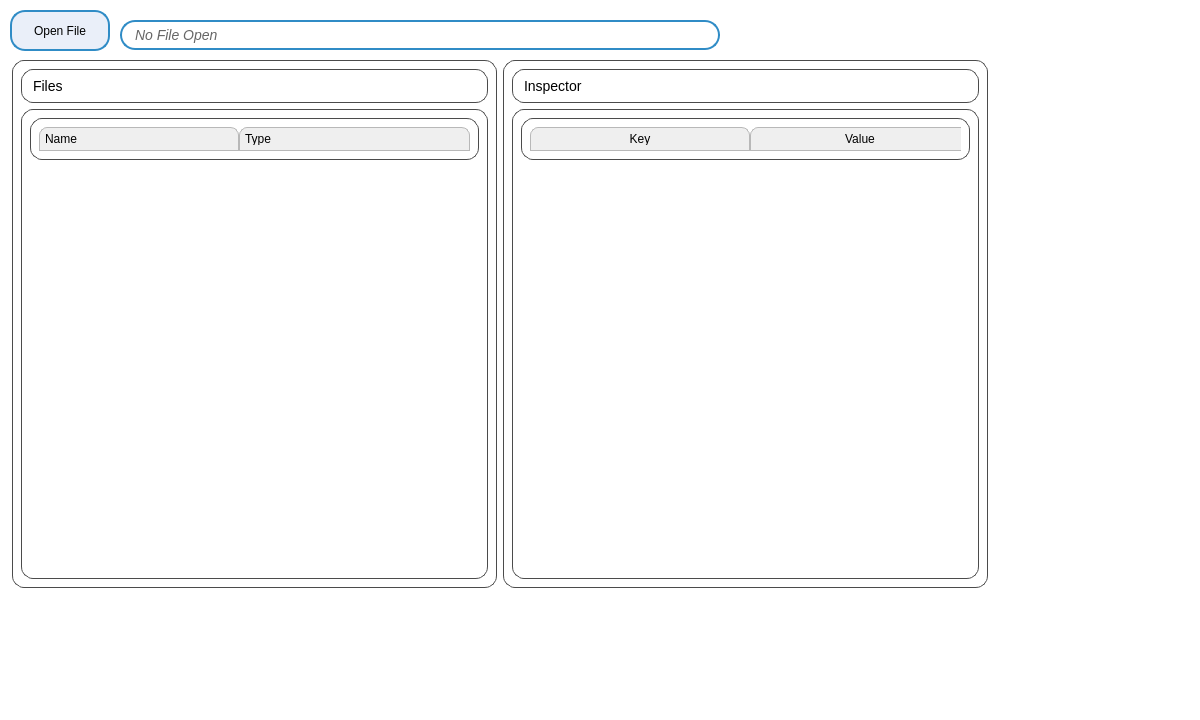
Above: ui/mainwindow.ui from squairdev/OpenPoster before the change. Below: the same form after it.
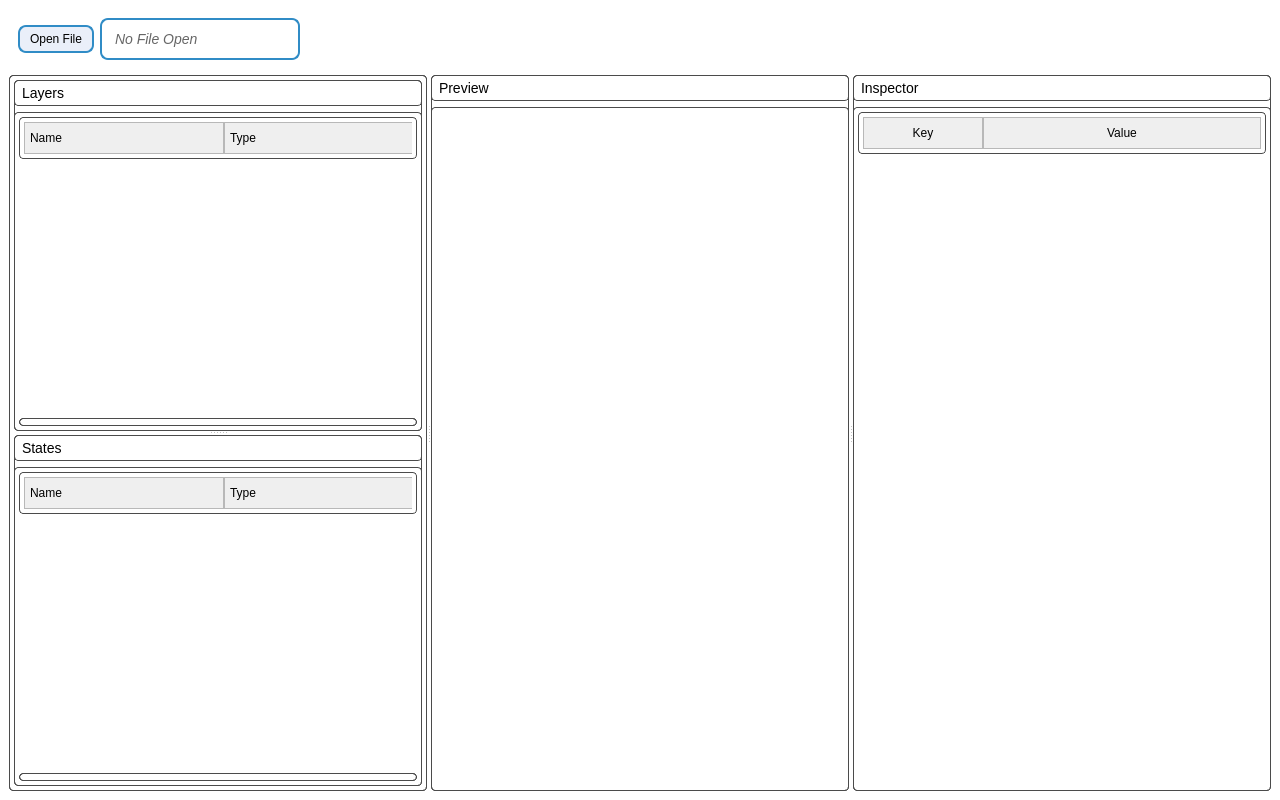
That is the form after the change. Custom widgets are drawn as their Qt base class.

Commit message: Added states section and ability to edit layers in the preview section temporarily.

Patch:
```diff
--- a/ui/mainwindow.ui
+++ b/ui/mainwindow.ui
@@ -6,12 +6,11 @@
    <rect>
     <x>0</x>
     <y>0</y>
-    <width>1200</width>
-    <height>720</height>
+    <width>1280</width>
+    <height>800</height>
    </rect>
   </property>
   <property name="sizePolicy">
-   <!-- <sizepolicy hsizetype="Fixed" vsizetype="Fixed"> -->
    <sizepolicy hsizetype="Expanding" vsizetype="Expanding">
     <horstretch>0</horstretch>
     <verstretch>0</verstretch>
@@ -19,16 +18,10 @@
   </property>
   <property name="minimumSize">
    <size>
-    <width>1200</width>
-    <height>720</height>
+    <width>1280</width>
+    <height>800</height>
    </size>
   </property>
-  <!-- <property name="maximumSize">
-   <size>
-    <width>1000</width>
-    <height>600</height>
-   </size>
-  </property> -->
   <property name="palette">
    <palette>
     <active>
@@ -42,7 +35,7 @@
       </brush>
      </colorrole>
      <colorrole role="Button">
-      <brush brushstyle="SolidPattern">
+      <brush brushstyle="SolidPattern"> 
        <color alpha="0">
         <red>0</red>
         <green>0</green>
@@ -244,7 +237,7 @@
 
 QWidget [cls=central] {
     background-color: palette(base);
-	border-radius: 12px;
+	border-radius: 0px;
 	border: 1px solid palette(mid);
 }
 
@@ -261,7 +254,7 @@
 	icon-size: 16px;
 	padding-left: 10px;
 	padding-right: 10px;
-	border-radius: 12px;
+	border-radius: 8px;
 }
 
 QToolButton[cls=sidebarBtn] {
@@ -282,13 +275,11 @@
 QCheckBox {
 	spacing: 8px;
 	font-size: 14px;
-	border-radius: 8px;
 }
 
 QRadioButton {
 	spacing: 8px;
 	font-size: 14px;
-	border-radius: 8px;
 }
 
 QLineEdit {
@@ -310,7 +301,7 @@
 
 QScrollBar::handle {
     background: palette(mid);
-    border-radius: 5px;
+    border-radius: 4px;
 }
 
 QScrollBar::handle:pressed {
@@ -330,14 +321,14 @@
 QSlider::groove:horizontal {
     background-color: palette(mid);
     height: 4px;
-	border-radius: 3px;
+	border-radius: 2px;
 }
 
 QSlider::handle:horizontal {
     background-color: palette(dark);
-    width: 12px;
+    width: 8px;
     margin: -8px 0;
-    border-radius: 6px;
+    border-radius: 4px;
 }
 
 QSlider::handle:horizontal:pressed {
@@ -361,12 +352,6 @@
     border: none;
     selection-background-color: palette(highlight);
     selection-color: palette(highlighted-text);
-    border-radius: 8px;
-}
-
-QTableView QHeaderView::section, QTreeView QHeaderView::section {
-    border-top-left-radius: 8px;
-    border-top-right-radius: 8px;
 }
 
 QTreeView::item {
@@ -375,295 +360,296 @@
 }
 
 QPushButton, QLabel[clickable="true"] {
-    border-radius: 12px;
+    border-radius: 6px;
     padding: 5px 10px;
 }
 </string>
   </property>
   <widget class="QWidget" name="centralwidget">
-   <property name="palette">
-    <palette>
-     <active>
-      <colorrole role="WindowText">
-       <brush brushstyle="SolidPattern">
-        <color alpha="255">
-         <red>255</red>
-         <green>255</green>
-         <blue>255</blue>
-        </color>
-       </brush>
-      </colorrole>
-      <colorrole role="Button">
-       <brush brushstyle="SolidPattern">
-        <color alpha="0">
-         <red>0</red>
-         <green>0</green>
-         <blue>0</blue>
-        </color>
-       </brush>
-      </colorrole>
-      <colorrole role="Text">
-       <brush brushstyle="SolidPattern">
-        <color alpha="255">
-         <red>255</red>
-         <green>255</green>
-         <blue>255</blue>
-        </color>
-       </brush>
-      </colorrole>
-      <colorrole role="ButtonText">
-       <brush brushstyle="SolidPattern">
-        <color alpha="255">
-         <red>255</red>
-         <green>255</green>
-         <blue>255</blue>
-        </color>
-       </brush>
-      </colorrole>
-      <colorrole role="Base">
-       <brush brushstyle="SolidPattern">
-        <color alpha="0">
-         <red>0</red>
-         <green>0</green>
-         <blue>0</blue>
-        </color>
-       </brush>
-      </colorrole>
-      <colorrole role="Window">
-       <brush brushstyle="SolidPattern">
-        <color alpha="0">
-         <red>0</red>
-         <green>0</green>
-         <blue>0</blue>
-        </color>
-       </brush>
-      </colorrole>
-      <colorrole role="PlaceholderText">
-       <brush brushstyle="SolidPattern">
-        <color alpha="128">
-         <red>255</red>
-         <green>255</green>
-         <blue>255</blue>
-        </color>
-       </brush>
-      </colorrole>
-     </active>
-     <inactive>
-      <colorrole role="WindowText">
-       <brush brushstyle="SolidPattern">
-        <color alpha="255">
-         <red>255</red>
-         <green>255</green>
-         <blue>255</blue>
-        </color>
-       </brush>
-      </colorrole>
-      <colorrole role="Button">
-       <brush brushstyle="SolidPattern">
-        <color alpha="0">
-         <red>0</red>
-         <green>0</green>
-         <blue>0</blue>
-        </color>
-       </brush>
-      </colorrole>
-      <colorrole role="Text">
-       <brush brushstyle="SolidPattern">
-        <color alpha="255">
-         <red>255</red>
-         <green>255</green>
-         <blue>255</blue>
-        </color>
-       </brush>
-      </colorrole>
-      <colorrole role="ButtonText">
-       <brush brushstyle="SolidPattern">
-        <color alpha="255">
-         <red>255</red>
-         <green>255</green>
-         <blue>255</blue>
-        </color>
-       </brush>
-      </colorrole>
-      <colorrole role="Base">
-       <brush brushstyle="SolidPattern">
-        <color alpha="0">
-         <red>0</red>
-         <green>0</green>
-         <blue>0</blue>
-        </color>
-       </brush>
-      </colorrole>
-      <colorrole role="Window">
-       <brush brushstyle="SolidPattern">
-        <color alpha="0">
-         <red>0</red>
-         <green>0</green>
-         <blue>0</blue>
-        </color>
-       </brush>
-      </colorrole>
-      <colorrole role="PlaceholderText">
-       <brush brushstyle="SolidPattern">
-        <color alpha="128">
-         <red>255</red>
-         <green>255</green>
-         <blue>255</blue>
-        </color>
-       </brush>
-      </colorrole>
-     </inactive>
-     <disabled>
-      <colorrole role="WindowText">
-       <brush brushstyle="SolidPattern">
-        <color alpha="255">
-         <red>255</red>
-         <green>255</green>
-         <blue>255</blue>
-        </color>
-       </brush>
-      </colorrole>
-      <colorrole role="Button">
-       <brush brushstyle="SolidPattern">
-        <color alpha="0">
-         <red>0</red>
-         <green>0</green>
-         <blue>0</blue>
-        </color>
-       </brush>
-      </colorrole>
-      <colorrole role="Text">
-       <brush brushstyle="SolidPattern">
-        <color alpha="255">
-         <red>255</red>
-         <green>255</green>
-         <blue>255</blue>
-        </color>
-       </brush>
-      </colorrole>
-      <colorrole role="ButtonText">
-       <brush brushstyle="SolidPattern">
-        <color alpha="255">
-         <red>255</red>
-         <green>255</green>
-         <blue>255</blue>
-        </color>
-       </brush>
-      </colorrole>
-      <colorrole role="Base">
-       <brush brushstyle="SolidPattern">
-        <color alpha="0">
-         <red>0</red>
-         <green>0</green>
-         <blue>0</blue>
-        </color>
-       </brush>
-      </colorrole>
-      <colorrole role="Window">
-       <brush brushstyle="SolidPattern">
-        <color alpha="0">
-         <red>0</red>
-         <green>0</green>
-         <blue>0</blue>
-        </color>
-       </brush>
-      </colorrole>
-      <colorrole role="PlaceholderText">
-       <brush brushstyle="SolidPattern">
-        <color alpha="128">
-         <red>255</red>
-         <green>255</green>
-         <blue>255</blue>
-        </color>
-       </brush>
-      </colorrole>
-     </disabled>
-    </palette>
+   <property name="sizePolicy">
+    <sizepolicy hsizetype="Expanding" vsizetype="Expanding">
+     <horstretch>0</horstretch>
+     <verstretch>0</verstretch>
+    </sizepolicy>
    </property>
-   <widget class="QWidget" name="body" native="true">
-    <property name="geometry">
-     <rect>
-      <x>12</x>
-      <y>60</y>
-      <width>976</width>
-      <height>528</height>
-     </rect>
-    </property>
-    <property name="minimumSize">
-     <size>
-      <width>0</width>
-      <height>0</height>
-     </size>
-    </property>
-    <layout class="QHBoxLayout" name="horizontalLayout">
-     <item>
-      <widget class="QWidget" name="filesWidget" native="true">
+   <layout class="QVBoxLayout" name="verticalLayout">
+    <item>
+     <widget class="QWidget" name="headerWidget" native="true">
+      <property name="maximumSize">
+       <size>
+        <width>16777215</width>
+        <height>60</height>
+       </size>
+      </property>
+      <layout class="QHBoxLayout" name="horizontalLayout_header">
+       <item>
+        <widget class="QPushButton" name="openFile">
+         <property name="autoFillBackground">
+          <bool>true</bool>
+         </property>
+         <property name="styleSheet">
+          <string notr="true">QPushButton {
+  border: 1.5px solid palette(highlight);
+  border-radius: 8px;
+  padding: 5px 10px;
+  background-color: rgba(80, 120, 200, 30);
+}
+QPushButton:pressed {
+  background-color: rgba(60, 100, 180, 120);
+}</string>
+         </property>
+         <property name="text">
+          <string>Open File</string>
+         </property>
+        </widget>
+       </item>
+       <item>
+        <widget class="QLabel" name="filename">
+         <property name="minimumSize">
+          <size>
+           <width>200</width>
+           <height>30</height>
+          </size>
+         </property>
+         <property name="styleSheet">
+          <string notr="true">border: 1.5px solid palette(highlight); border-radius: 8px; padding: 5px 10px; color: #666666; font-style: italic;</string>
+         </property>
+         <property name="text">
+          <string>No File Open</string>
+         </property>
+         <property name="cursor">
+          <cursorShape>PointingHandCursor</cursorShape>
+         </property>
+        </widget>
+       </item>
+       <item>
+        <spacer name="horizontalSpacer">
+         <property name="orientation">
+          <enum>Qt::Horizontal</enum>
+         </property>
+         <property name="sizeHint" stdset="0">
+          <size>
+           <width>40</width>
+           <height>20</height>
+          </size>
+         </property>
+        </spacer>
+       </item>
+      </layout>
+     </widget>
+    </item>
+    <item>
+     <widget class="QSplitter" name="mainSplitter">
+      <property name="orientation">
+       <enum>Qt::Horizontal</enum>
+      </property>
+      <widget class="QWidget" name="layersWidget" native="true">
+       <property name="minimumSize">
+        <size>
+         <width>250</width>
+         <height>0</height>
+        </size>
+       </property>
        <property name="styleSheet">
-        <string notr="true">border: 1px solid #4B4B4B; border-radius: 12px; padding: 8px;</string>
+        <string notr="true">border: 1px solid #4B4B4B; border-radius: 4px; padding: 4px;</string>
        </property>
-       <layout class="QVBoxLayout" name="filesLayout">
+       <layout class="QVBoxLayout" name="layersLayout">
+        <property name="spacing">
+         <number>0</number>
+        </property>
+        <property name="leftMargin">
+         <number>0</number>
+        </property>
+        <property name="topMargin">
+         <number>0</number>
+        </property>
+        <property name="rightMargin">
+         <number>0</number>
+        </property>
+        <property name="bottomMargin">
+         <number>0</number>
+        </property>
         <item>
-         <widget class="QLabel" name="filesLabel">
+         <widget class="QSplitter" name="layersSplitter">
+          <property name="orientation">
+           <enum>Qt::Vertical</enum>
+          </property>
+          <widget class="QWidget" name="layersSection" native="true">
+           <layout class="QVBoxLayout" name="layersSectionLayout">
+            <item>
+             <widget class="QLabel" name="layersLabel">
+              <property name="text">
+               <string>Layers</string>
+              </property>
+             </widget>
+            </item>
+            <item>
+             <widget class="QTreeWidget" name="treeWidget">
+              <property name="columnCount">
+               <number>3</number>
+              </property>
+              <property name="iconSize">
+               <size>
+                <width>24</width>
+                <height>24</height>
+               </size>
+              </property>
+              <property name="indentation">
+               <number>20</number>
+              </property>
+              <property name="uniformRowHeights">
+               <bool>true</bool>
+              </property>
+              <attribute name="headerVisible">
+               <bool>true</bool>
+              </attribute>
+              <attribute name="headerDefaultSectionSize">
+               <number>200</number>
+              </attribute>
+              <attribute name="headerMinimumSectionSize">
+               <number>100</number>
+              </attribute>
+              <attribute name="headerHighlightSections">
+               <bool>true</bool>
+              </attribute>
+              <attribute name="headerStretchLastSection">
+               <bool>true</bool>
+              </attribute>
+              <column>
+               <property name="text">
+                <string>Name</string>
+               </property>
+              </column>
+              <column>
+               <property name="text">
+                <string>Type</string>
+               </property>
+              </column>
+              <column>
+               <property name="text">
+                <string>ID</string>
+               </property>
+              </column>
+             </widget>
+            </item>
+           </layout>
+          </widget>
+          <widget class="QWidget" name="statesSection" native="true">
+           <layout class="QVBoxLayout" name="statesSectionLayout">
+            <item>
+             <widget class="QLabel" name="statesLabel">
+              <property name="text">
+               <string>States</string>
+              </property>
+             </widget>
+            </item>
+            <item>
+             <widget class="QTreeWidget" name="statesTreeWidget">
+              <property name="columnCount">
+               <number>3</number>
+              </property>
+              <property name="iconSize">
+               <size>
+                <width>24</width>
+                <height>24</height>
+               </size>
+              </property>
+              <property name="indentation">
+               <number>20</number>
+              </property>
+              <property name="uniformRowHeights">
+               <bool>true</bool>
+              </property>
+              <attribute name="headerVisible">
+               <bool>true</bool>
+              </attribute>
+              <attribute name="headerDefaultSectionSize">
+               <number>200</number>
+              </attribute>
+              <attribute name="headerMinimumSectionSize">
+               <number>100</number>
+              </attribute>
+              <attribute name="headerHighlightSections">
+               <bool>true</bool>
+              </attribute>
+              <attribute name="headerStretchLastSection">
+               <bool>true</bool>
+              </attribute>
+              <column>
+               <property name="text">
+                <string>Name</string>
+               </property>
+              </column>
+              <column>
+               <property name="text">
+                <string>Type</string>
+               </property>
+              </column>
+              <column>
+               <property name="text">
+                <string>Value</string>
+               </property>
+              </column>
+             </widget>
+            </item>
+           </layout>
+          </widget>
+         </widget>
+        </item>
+       </layout>
+      </widget>
+      <widget class="QWidget" name="previewWidget" native="true">
+       <property name="minimumSize">
+        <size>
+         <width>400</width>
+         <height>0</height>
+        </size>
+       </property>
+       <property name="styleSheet">
+        <string notr="true">border: 1px solid #4B4B4B; border-radius: 4px; padding: 4px;</string>
+       </property>
+       <layout class="QVBoxLayout" name="previewLayout">
+        <item>
+         <widget class="QLabel" name="previewLabel">
           <property name="text">
-           <string>Files</string>
+           <string>Preview</string>
           </property>
          </widget>
         </item>
         <item>
-         <widget class="QTreeWidget" name="treeWidget">
-          <property name="columnCount">
-           <number>2</number>
+         <widget class="CustomGraphicsView" name="graphicsView">
+          <property name="objectName">
+           <string>graphicsView</string>
           </property>
-          <attribute name="headerVisible">
-           <bool>true</bool>
-          </attribute>
-          <attribute name="headerDefaultSectionSize">
-           <number>200</number>
-          </attribute>
-          <attribute name="headerMinimumSectionSize">
-           <number>100</number>
-          </attribute>
-          <attribute name="headerStretchLastSection">
-           <bool>true</bool>
-          </attribute>
-          <attribute name="headerHighlightSections">
-           <bool>true</bool>
-          </attribute>
-          <property name="iconSize">
-           <size>
-            <width>24</width>
-            <height>24</height>
-           </size>
+          <property name="renderHints">
+           <set>QPainter::Antialiasing|QPainter::SmoothPixmapTransform</set>
           </property>
-          <property name="indentation">
-           <number>20</number>
+          <property name="transformationAnchor">
+           <enum>QGraphicsView::AnchorUnderMouse</enum>
           </property>
-          <property name="uniformRowHeights">
-           <bool>true</bool>
+          <property name="resizeAnchor">
+           <enum>QGraphicsView::AnchorUnderMouse</enum>
           </property>
-          <column>
-           <property name="text">
-            <string>Name</string>
-           </property>
-          </column>
-          <column>
-           <property name="text">
-            <string>Type</string>
-           </property>
-          </column>
+          <property name="viewportUpdateMode">
+           <enum>QGraphicsView::FullViewportUpdate</enum>
+          </property>
          </widget>
         </item>
        </layout>
       </widget>
-     </item>
-     <item>
-      <widget class="QWidget" name="verticalWidget" native="true">
+      <widget class="QWidget" name="inspectorWidget" native="true">
+       <property name="minimumSize">
+        <size>
+         <width>250</width>
+         <height>0</height>
+        </size>
+       </property>
        <property name="styleSheet">
-        <string notr="true">border: 1px solid #4B4B4B; border-radius: 12px; padding: 8px;</string>
+        <string notr="true">border: 1px solid #4B4B4B; border-radius: 4px; padding: 4px;</string>
        </property>
-       <layout class="QVBoxLayout" name="verticalLayout">
+       <layout class="QVBoxLayout" name="inspectorLayout">
         <item>
-         <widget class="QLabel" name="label">
+         <widget class="QLabel" name="inspectorLabel">
           <property name="text">
            <string>Inspector</string>
           </property>
@@ -674,21 +660,21 @@
           <property name="columnCount">
            <number>2</number>
           </property>
-          <attribute name="horizontalHeaderDefaultSectionSize">
-           <number>220</number>
-          </attribute>
           <attribute name="horizontalHeaderMinimumSectionSize">
            <number>100</number>
           </attribute>
+          <attribute name="horizontalHeaderDefaultSectionSize">
+           <number>120</number>
+          </attribute>
           <attribute name="horizontalHeaderStretchLastSection">
            <bool>true</bool>
           </attribute>
-          <attribute name="verticalHeaderDefaultSectionSize">
-           <number>30</number>
-          </attribute>
           <attribute name="verticalHeaderMinimumSectionSize">
            <number>25</number>
           </attribute>
+          <attribute name="verticalHeaderDefaultSectionSize">
+           <number>30</number>
+          </attribute>
           <column>
            <property name="text">
             <string>Key</string>
@@ -703,84 +689,18 @@
         </item>
        </layout>
       </widget>
-     </item>
-    </layout>
-   </widget>
-   <widget class="QPushButton" name="openFile">
-    <property name="geometry">
-     <rect>
-      <x>10</x>
-      <y>10</y>
-      <width>100</width>
-      <height>41</height>
-     </rect>
-    </property>
-    <property name="minimumSize">
-     <size>
-      <width>0</width>
-      <height>30</height>
-     </size>
-    </property>
-    <property name="autoFillBackground">
-     <bool>true</bool>
-    </property>
-    <property name="styleSheet">
-     <string notr="true">QPushButton {
-  border: 1.5px solid palette(highlight);
-  border-radius: 15px;
-  padding: 5px 10px;
-  background-color: rgba(80, 120, 200, 30);
-}
-QPushButton:pressed {
-  background-color: rgba(60, 100, 180, 120);
-}</string>
-    </property>
-    <property name="text">
-     <string>Open File</string>
-    </property>
-   </widget>
-   <widget class="QLabel" name="filename">
-    <property name="geometry">
-     <rect>
-      <x>120</x>
-      <y>20</y>
-      <width>600</width>
-      <height>30</height>
-     </rect>
-    </property>
-    <property name="minimumSize">
-     <size>
-      <width>200</width>
-      <height>30</height>
-     </size>
-    </property>
-    <property name="maximumSize">
-     <size>
-      <width>800</width>
-      <height>16777215</height>
-     </size>
-    </property>
-    <property name="styleSheet">
-     <string notr="true">border: 1.5px solid palette(highlight); border-radius: 15px; padding: 5px 10px; color: #666666; font-style: italic;</string>
-    </property>
-    <property name="text">
-     <string>No File Open</string>
-    </property>
-    <property name="cursor">
-     <cursorShape>PointingHandCursor</cursorShape>
-    </property>
-   </widget>
-   <widget class="QWidget" name="previewWidget" native="true">
-    <property name="styleSheet">
-     <string notr="true">QWidget [cls=preview] {
-	background-color: palette(window);
-	border: 1px solid palette(mid);
-	border-radius: 12px;
-}</string>
-    </property>
-   </widget>
+     </widget>
+    </item>
+   </layout>
   </widget>
  </widget>
+ <customwidgets>
+  <customwidget>
+   <class>CustomGraphicsView</class>
+   <extends>QGraphicsView</extends>
+   <header>gui.custom_widgets</header>
+  </customwidget>
+ </customwidgets>
  <resources/>
  <connections/>
 </ui>
```
The commit also changes 6 other files.
